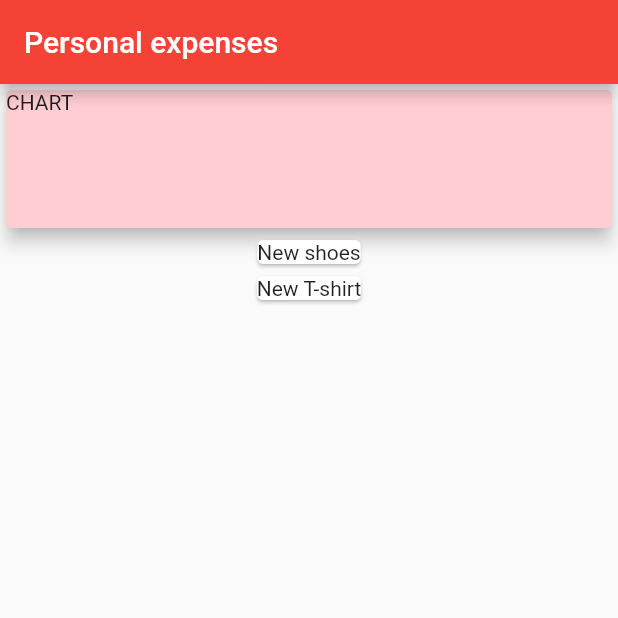
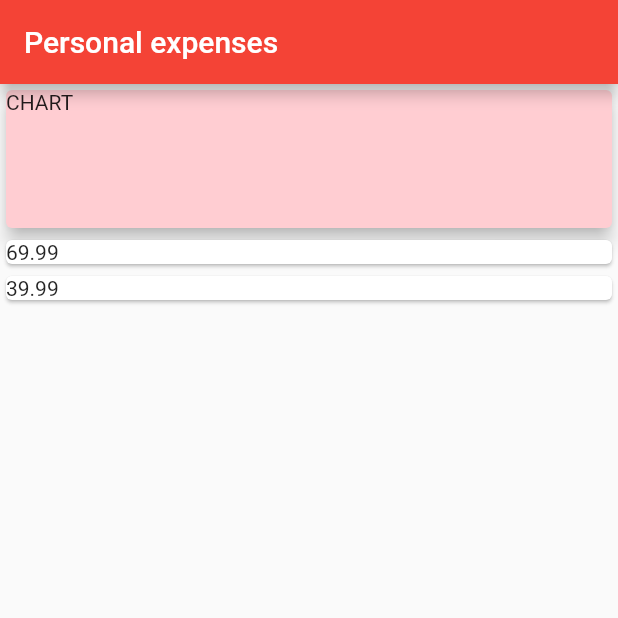
Before and after one commit to csongorkeller/flutter_expenses_planner, a Flutter app: the screen it shows after launch, on a phone screen of 412 x 824 dp, the top half of it. Run offline on Flutter 3.47's test engine with Material 2 defaults, Android fonts, the phone set to English and light mode, and no system bars.

Commit message:
amount added to the card

```diff
--- a/lib/main.dart
+++ b/lib/main.dart
@@ -49,13 +49,19 @@ class HomePage extends StatelessWidget {
               elevation: 5,
             ),
           ),
-          Column(                                             //transform the list of transactions to list of cards that outputs transactions
-              children: transaction.map((singleTransaction) { // we have to list the single transactions from all transactions
+          Column(
+              children: transaction.map((singleTransaction) {
             return Card(
-              child: Text(singleTransaction.title),           //we're listing the title of the single transaction
+              child: Row(
+                children: <Widget>[
+                  Container(
+                    child: Text(singleTransaction.amount
+                        .toString()), //have to be converted into String, since Text only accept String instead of double
+                  ),
+                ],
+              ),
             );
-          }).toList()                                         //transaction --> list of widgets by using .map()
-              )
+          }).toList())
         ],
       ),
     );
```
